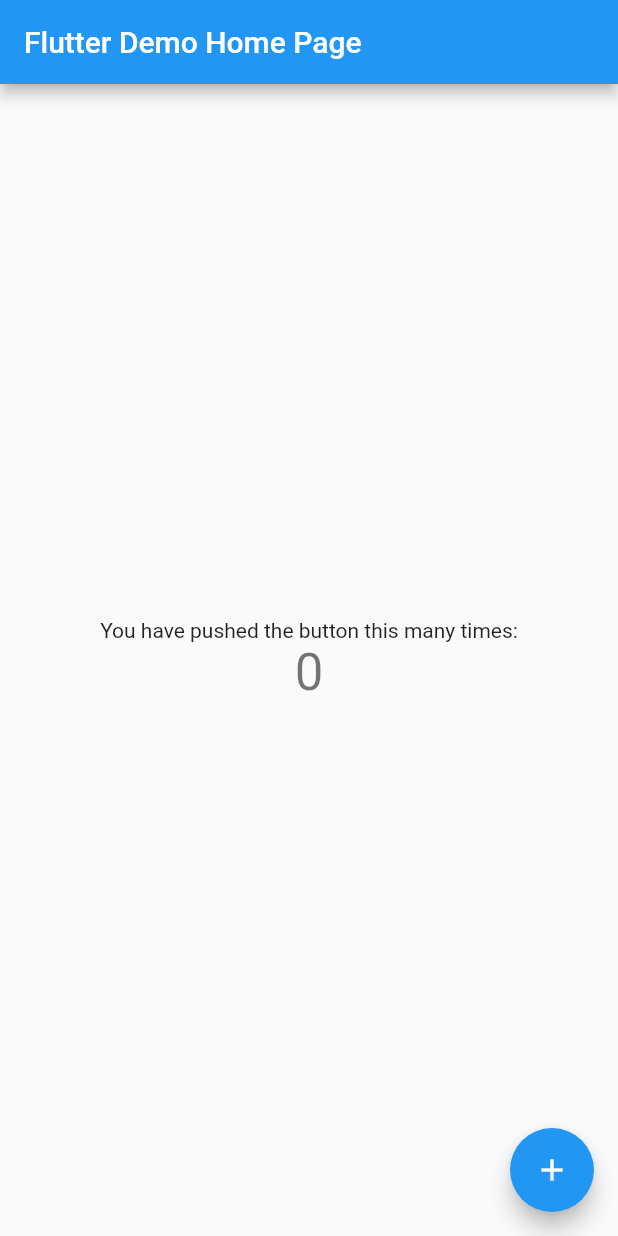
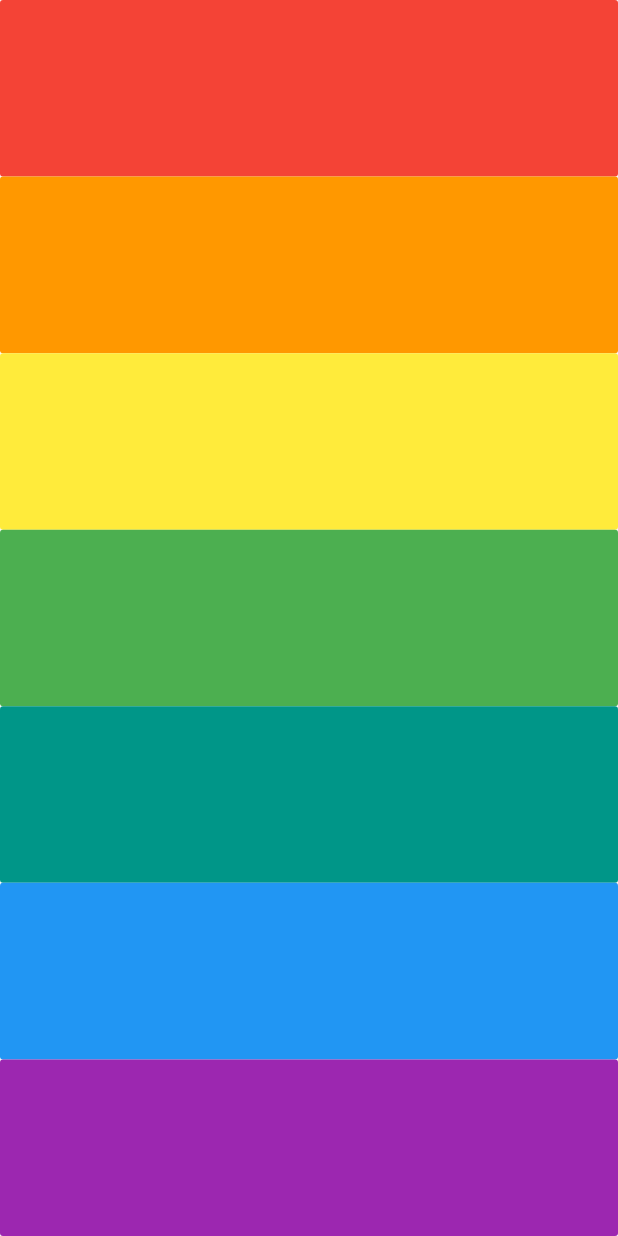
Before and after one commit to jeik0s/Xylophone, a Flutter app: the screen it shows after launch, on a phone screen of 412 x 824 dp. Run offline on Flutter 3.47's test engine with Material 2 defaults, Android fonts, the phone set to English and light mode, and no system bars; our stand-ins replace audioplayers.

Commit message:
Adds application layout

```diff
--- a/lib/main.dart
+++ b/lib/main.dart
@@ -1,113 +1,99 @@
 import 'package:flutter/material.dart';
+import 'package:audioplayers/audioplayers.dart';
+import 'package:flutter/rendering.dart';
 
 void main() {
-  runApp(MyApp());
+  runApp(MyXylophone());
 }
 
-class MyApp extends StatelessWidget {
-  // This widget is the root of your application.
-  @override
-  Widget build(BuildContext context) {
-    return MaterialApp(
-      title: 'Flutter Demo',
-      theme: ThemeData(
-        // This is the theme of your application.
-        //
-        // Try running your application with "flutter run". You'll see the
-        // application has a blue toolbar. Then, without quitting the app, try
-        // changing the primarySwatch below to Colors.green and then invoke
-        // "hot reload" (press "r" in the console where you ran "flutter run",
-        // or simply save your changes to "hot reload" in a Flutter IDE).
-        // Notice that the counter didn't reset back to zero; the application
-        // is not restarted.
-        primarySwatch: Colors.blue,
-      ),
-      home: MyHomePage(title: 'Flutter Demo Home Page'),
-    );
-  }
-}
+class MyXylophone extends StatelessWidget {
 
-class MyHomePage extends StatefulWidget {
-  MyHomePage({Key? key, required this.title}) : super(key: key);
+  void playSound(){
 
-  // This widget is the home page of your application. It is stateful, meaning
-  // that it has a State object (defined below) that contains fields that affect
-  // how it looks.
-
-  // This class is the configuration for the state. It holds the values (in this
-  // case the title) provided by the parent (in this case the App widget) and
-  // used by the build method of the State. Fields in a Widget subclass are
-  // always marked "final".
-
-  final String title;
-
-  @override
-  _MyHomePageState createState() => _MyHomePageState();
-}
-
-class _MyHomePageState extends State<MyHomePage> {
-  int _counter = 0;
-
-  void _incrementCounter() {
-    setState(() {
-      // This call to setState tells the Flutter framework that something has
-      // changed in this State, which causes it to rerun the build method below
-      // so that the display can reflect the updated values. If we changed
-      // _counter without calling setState(), then the build method would not be
-      // called again, and so nothing would appear to happen.
-      _counter++;
-    });
   }
 
   @override
   Widget build(BuildContext context) {
-    // This method is rerun every time setState is called, for instance as done
-    // by the _incrementCounter method above.
-    //
-    // The Flutter framework has been optimized to make rerunning build methods
-    // fast, so that you can just rebuild anything that needs updating rather
-    // than having to individually change instances of widgets.
-    return Scaffold(
-      appBar: AppBar(
-        // Here we take the value from the MyHomePage object that was created by
-        // the App.build method, and use it to set our appbar title.
-        title: Text(widget.title),
+    return MaterialApp(
+      home: Scaffold(
+
+        body: SafeArea(
+          child: Column(
+            children: [
+              Flexible(
+                flex: 1,
+                child: FlatButton(
+                  onPressed: (){
+                    playSound();
+                  },
+                  child: Container(),
+                  color: Colors.red,
+                ),
+              ),
+              Flexible(
+                flex: 1,
+                child: FlatButton(
+                  onPressed: (){
+                    playSound();
+                  },
+                  child: Container(),
+                  color: Colors.orange,
+                ),
+              ),
+              Flexible(
+                flex: 1,
+                child: FlatButton(
+                  onPressed: (){
+                    playSound();
+                  },
+                  child: Container(),
+                  color: Colors.yellow,
+                ),
+              ),
+              Flexible(
+                flex: 1,
+                child: FlatButton(
+                  onPressed: (){
+                    playSound();
+                  },
+                  child: Container(),
+                  color: Colors.green,
+                ),
+              ),
+              Flexible(
+                flex: 1,
+                child: FlatButton(
+                  onPressed: (){
+                    playSound();
+                  },
+                  child: Container(),
+                  color: Colors.teal,
+                ),
+              ),
+              Flexible(
+                flex: 1,
+                child: FlatButton(
+                  onPressed: (){
+                    playSound();
+                  },
+                  child: Container(),
+                  color: Colors.blue,
+                ),
+              ),
+              Flexible(
+                flex: 1,
+                child: FlatButton(
+                  onPressed: (){
+                    playSound();
+                  },
+                  child: Container(),
+                  color: Colors.purple,
+                ),
+              ),
+            ],
+          )
+        )
       ),
-      body: Center(
-        // Center is a layout widget. It takes a single child and positions it
-        // in the middle of the parent.
-        child: Column(
-          // Column is also a layout widget. It takes a list of children and
-          // arranges them vertically. By default, it sizes itself to fit its
-          // children horizontally, and tries to be as tall as its parent.
-          //
-          // Invoke "debug painting" (press "p" in the console, choose the
-          // "Toggle Debug Paint" action from the Flutter Inspector in Android
-          // Studio, or the "Toggle Debug Paint" command in Visual Studio Code)
-          // to see the wireframe for each widget.
-          //
-          // Column has various properties to control how it sizes itself and
-          // how it positions its children. Here we use mainAxisAlignment to
-          // center the children vertically; the main axis here is the vertical
-          // axis because Columns are vertical (the cross axis would be
-          // horizontal).
-          mainAxisAlignment: MainAxisAlignment.center,
-          children: <Widget>[
-            Text(
-              'You have pushed the button this many times:',
-            ),
-            Text(
-              '$_counter',
-              style: Theme.of(context).textTheme.headline4,
-            ),
-          ],
-        ),
-      ),
-      floatingActionButton: FloatingActionButton(
-        onPressed: _incrementCounter,
-        tooltip: 'Increment',
-        child: Icon(Icons.add),
-      ), // This trailing comma makes auto-formatting nicer for build methods.
     );
   }
 }
```
Also changed, not shown: pubspec.yaml (+3 -54 lines), pubspec.lock, readme/layout.png (added), 14 other files.
